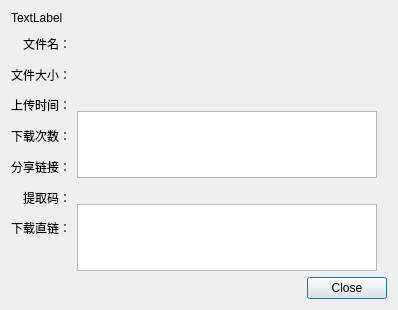
Before: the Qt Designer form share.ui in rachpt/lanzou-gui, drawn with Qt 5.
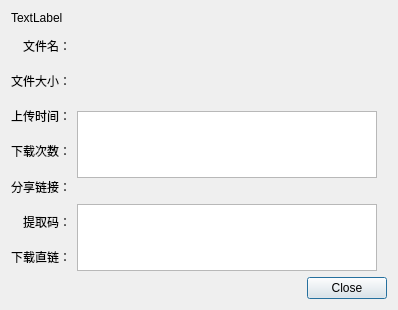
After: the same form once the commit is applied.

```diff
--- a/share.ui
+++ b/share.ui
@@ -103,13 +103,6 @@
            </property>
           </widget>
          </item>
-         <item>
-          <widget class="QLabel" name="lb_none">
-           <property name="text">
-            <string/>
-           </property>
-          </widget>
-         </item>
         </layout>
        </item>
        <item>
```
Left out of the diff: 2 changed lines with no effect on the pictures.
